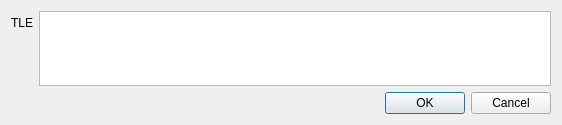
This is tracker_dialog.ui in FelipeCortez/emmn as Qt 5 draws it before an edit. The edited form follows.
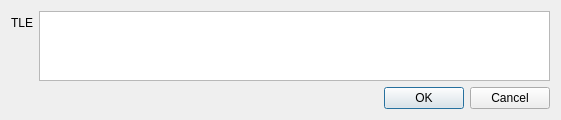
This is the edited form.

What changed in the file:
```diff
--- a/tracker_dialog.ui
+++ b/tracker_dialog.ui
@@ -6,8 +6,8 @@
    <rect>
     <x>0</x>
     <y>0</y>
-    <width>562</width>
-    <height>125</height>
+    <width>561</width>
+    <height>118</height>
    </rect>
   </property>
   <property name="windowTitle">
```
Left out of the diff: 14 changed lines with no effect on the pictures.
